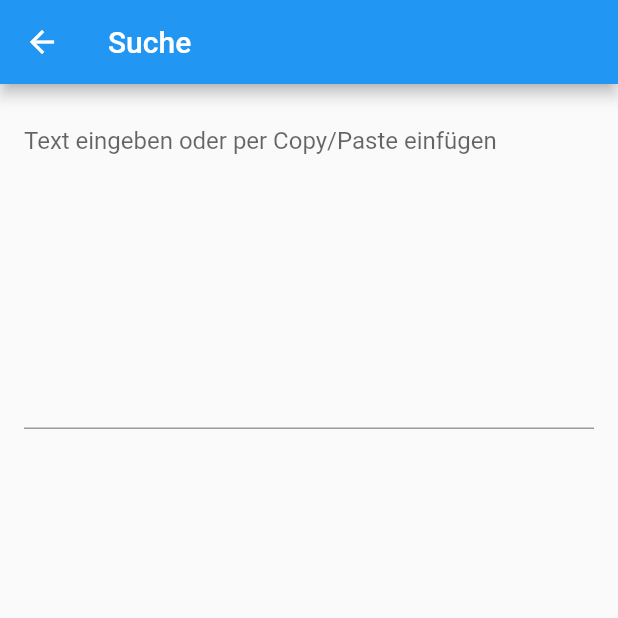
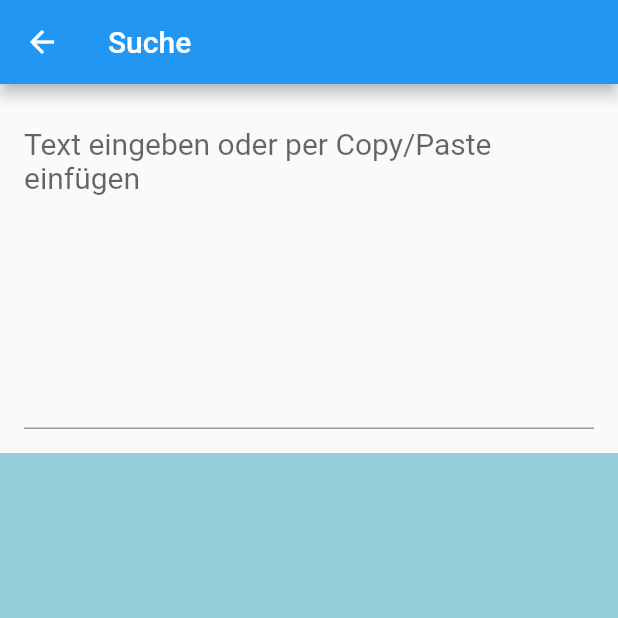
Before and after one commit to wermann33/KeywordFinder, a Flutter app: the screen it shows after launch, after a tap on "Text eingeben und nach Keywords durchsuc", on a phone screen of 412 x 824 dp, the top half of it. Run offline on Flutter 3.47's test engine with Material 2 defaults, Android fonts, the phone set to English and light mode, and no system bars; our stand-ins replace shared_preferences; missing offline and left inert: bitsdojo_window.

Commit message:
almst finished, just installer and so on

```diff
--- a/keyword_finder/lib/main.dart
+++ b/keyword_finder/lib/main.dart
@@ -86,9 +86,7 @@ class _KeywordListPageState extends State<KeywordListPage> {
                 child: TextField(
                   textInputAction: TextInputAction.none,
                   controller: _keywordsController,
-                  decoration: const InputDecoration(
-                    hintText: 'Keyword eingeben',
-                  ),
+                  decoration: const InputDecoration(hintText: 'Keyword eingeben', hintStyle: TextStyle(fontSize: 18)),
                   onSubmitted: (value) {
                     if (value.isNotEmpty) {
                       setState(() {
@@ -101,7 +99,13 @@ class _KeywordListPageState extends State<KeywordListPage> {
                 ),
               ),
               ElevatedButton(
-                child: const Text('Keyword Hinzufügen'),
+                style: ElevatedButton.styleFrom(
+                  backgroundColor: Colors.blueGrey,
+                ),
+                child: const Text(
+                  'Keyword Hinzufügen',
+                  style: TextStyle(fontSize: 16),
+                ),
                 onPressed: () {
                   if (_keywordsController.text.isNotEmpty) {
                     setState(() {
@@ -120,8 +124,14 @@ class _KeywordListPageState extends State<KeywordListPage> {
             crossAxisAlignment: CrossAxisAlignment.center,
             children: [
               ElevatedButton(
-                style: ElevatedButton.styleFrom(fixedSize: const Size(500, 60)),
-                child: const Text('Text eingeben und nach Keywords durchsuchen'),
+                style: ElevatedButton.styleFrom(
+                  fixedSize: const Size(500, 60),
+                  backgroundColor: Colors.yellow,
+                ),
+                child: const Text(
+                  'Text eingeben und nach Keywords durchsuchen',
+                  style: TextStyle(color: Colors.black, fontSize: 18),
+                ),
                 onPressed: () {
                   Navigator.push(
                     context,
@@ -181,16 +191,20 @@ class _SearchPageState extends State<SearchPage> {
             padding: const EdgeInsets.all(16),
             child: TextField(
               controller: _searchController,
-              decoration: const InputDecoration(
-                hintText: 'Text eingeben oder per Copy/Paste einfügen',
-              ),
+              decoration: const InputDecoration(hintText: 'Text eingeben oder per Copy/Paste einfügen', hintStyle: TextStyle(fontSize: 20)),
               maxLines: 10,
               keyboardType: TextInputType.multiline,
             ),
           ),
           for (String key in widget.keywords)
-            if (_keywordIndices.isNotEmpty && _keywordIndices[key]!.isNotEmpty) Text("Gefunden:  $key ${_keywordIndices[key]!.length} x "),
+            if (_keywordIndices.isNotEmpty && _keywordIndices[key]!.isNotEmpty)
+              Text(
+                "Gefunden:  $key ${_keywordIndices[key]!.length} x ",
+                style: const TextStyle(backgroundColor: Colors.deepOrange, fontSize: 16),
+              ),
           Expanded(
+            child: Container(
+              color: const Color.fromARGB(255, 150, 205, 219),
               child: SingleChildScrollView(
                 child: ListView.builder(
                   scrollDirection: Axis.vertical,
@@ -212,6 +226,7 @@ class _SearchPageState extends State<SearchPage> {
                       ],
                     );
                   },
+                ),
               ),
             ),
           ),
```
Also changed, not shown: keyword_finder/pubspec.yaml (+8 -0 lines), 2504063.png (added). Lines whose indentation alone changed are shown as unchanged.
